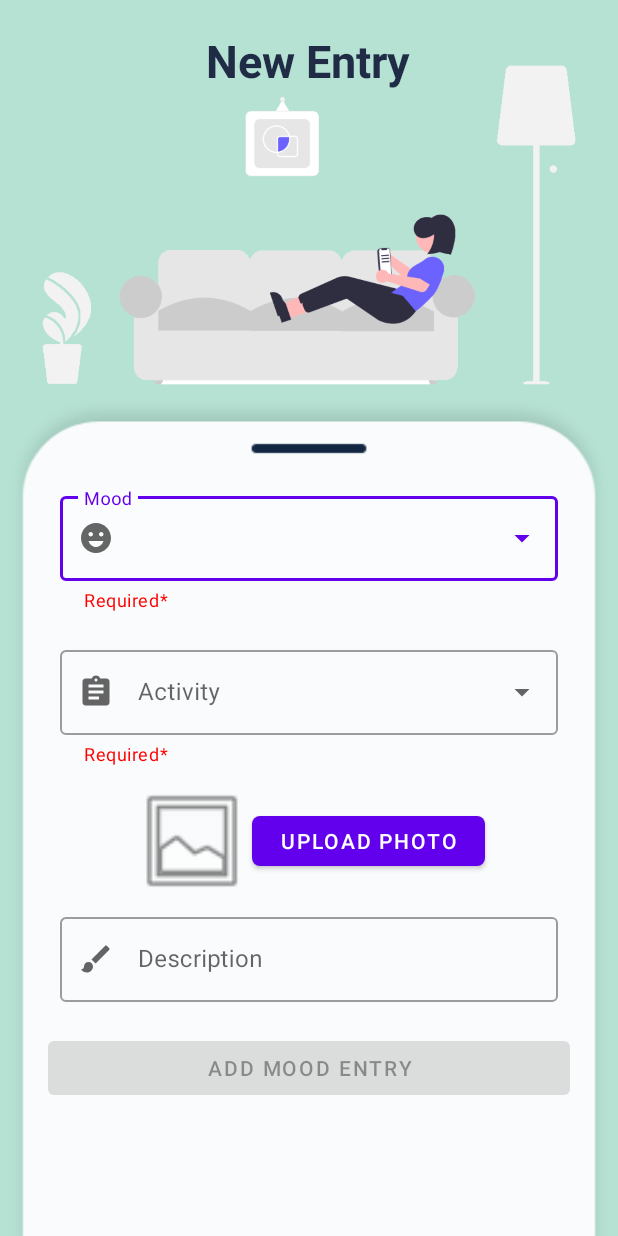
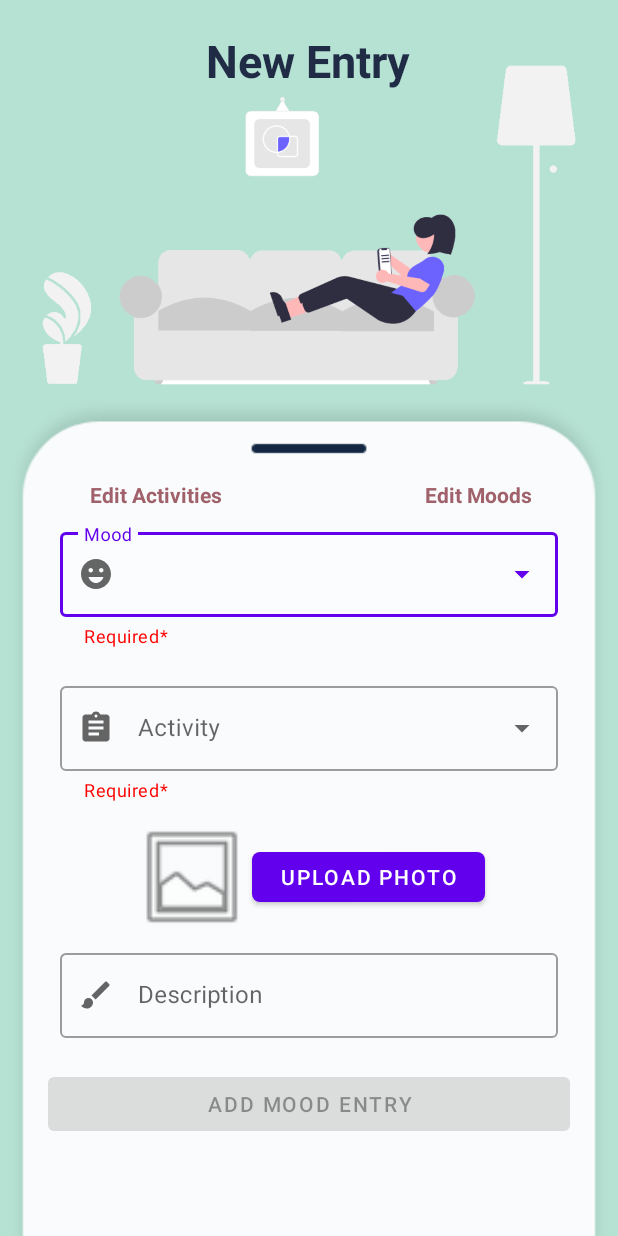
Before and after one commit to Lyamir/Moodegy, an Android app: the AddMoodEntryActivity screen opened directly, with no data from a screen before it, on a phone screen of 412 x 824 dp. Run offline under Robolectric (Android 15) with nearby library versions, the phone set to English and light mode, and no system bars; our stand-ins replace Room's generated code.

Commit message:
Updated Add Mood Entry

```diff
--- a/app/src/main/res/layout/activity_addmoodentry.xml
+++ b/app/src/main/res/layout/activity_addmoodentry.xml
@@ -41,6 +41,33 @@
         android:layout_marginTop="0dp"
         android:orientation="vertical">
 
+        <LinearLayout
+            android:layout_width="match_parent"
+            android:layout_height="wrap_content"
+            android:orientation="horizontal"
+            android:layout_marginTop="60dp">
+
+            <TextView
+                android:id="@+id/editactivities_textview"
+                android:layout_width="wrap_content"
+                android:layout_height="wrap_content"
+                android:layout_marginLeft="60dp"
+                android:textColor="#a0616a"
+                android:textStyle="bold"
+                android:text="Edit Activities"/>
+
+            <TextView
+                android:id="@+id/editmoods_textview"
+                android:layout_width="wrap_content"
+                android:layout_height="wrap_content"
+                android:layout_marginLeft="135dp"
+                android:layout_marginRight="40dp"
+                android:textStyle="bold"
+                android:textColor="#a0616a"
+                android:text="Edit Moods"/>
+
+        </LinearLayout>
+
 
         <com.google.android.material.textfield.TextInputLayout
             style="@style/Widget.MaterialComponents.TextInputLayout.OutlinedBox.ExposedDropdownMenu"
@@ -49,7 +76,7 @@
             android:layout_height="wrap_content"
             android:layout_marginStart="40dp"
             android:layout_marginEnd="40dp"
-            android:layout_marginTop="65dp"
+            android:layout_marginTop="10dp"
             app:startIconDrawable="@drawable/ic_smiley"
             app:helperText="Required*"
             app:helperTextTextColor="@color/red"
```
